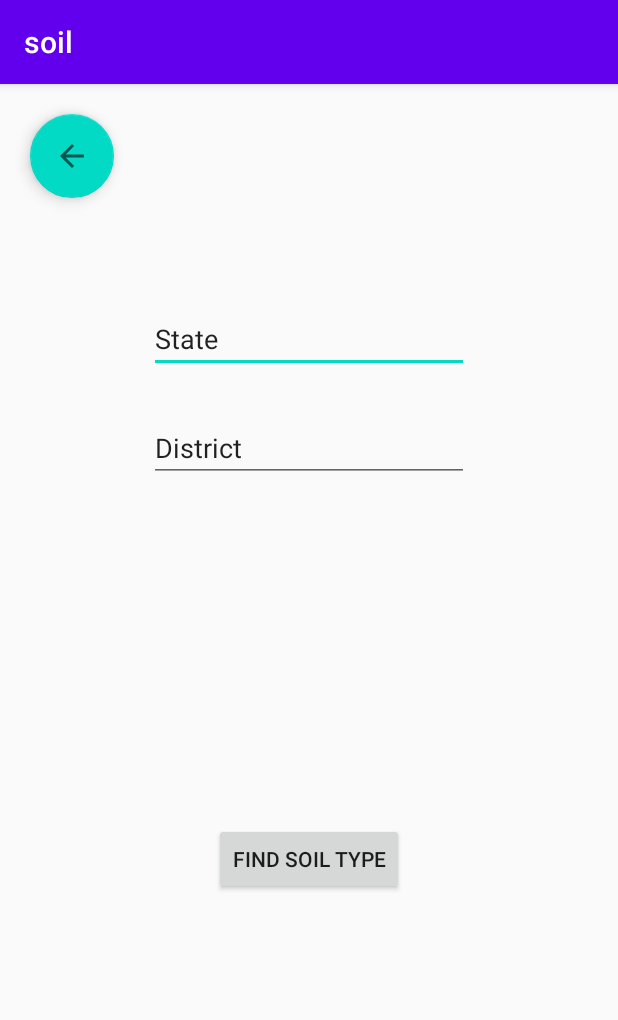
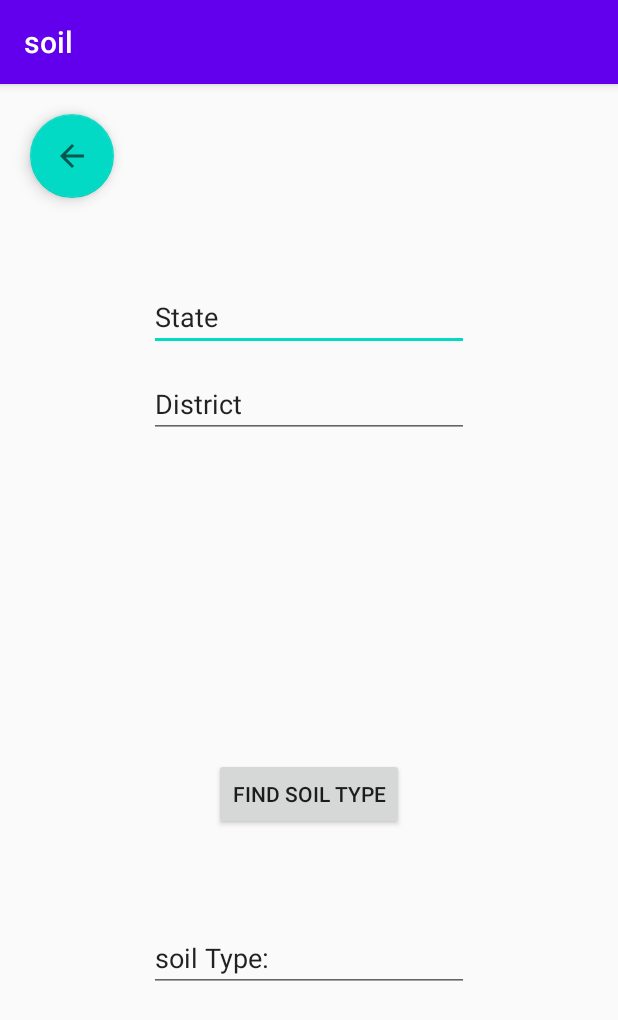
Before and after one commit to helloashishpal/soil, an Android app: the FetchData screen opened directly, with no data from a screen before it, on a phone screen of 412 x 824 dp. Shown: the top 1020 px of the screen. Run offline under Robolectric (Android 15) with nearby library versions, the phone set to English and light mode, and no system bars; our stand-ins replace Firebase (no records; nobody signed in at launch, a user with empty details on screens opened directly).

Commit message:
Fetch feature added

```diff
--- a/app/src/main/res/layout/activity_fetch_data.xml
+++ b/app/src/main/res/layout/activity_fetch_data.xml
@@ -41,11 +41,25 @@
         android:layout_height="wrap_content"
         android:text="Find SOil TYpe"
         app:layout_constraintTop_toBottomOf="@id/districtField"
-        app:layout_constraintBottom_toBottomOf="parent"
+        app:layout_constraintBottom_toTopOf="@id/soilTypeField"
         app:layout_constraintEnd_toEndOf="parent"
-        android:layout_marginBottom="200dp"
         app:layout_constraintStart_toStartOf="parent"
         tools:layout_editor_absoluteY="498dp" />
+    <EditText
+        android:id="@+id/soilTypeField"
+        android:layout_width="wrap_content"
+        android:layout_height="wrap_content"
+        android:ems="10"
+        android:inputType="text"
+        android:text="soil Type:"
+        app:layout_constraintEnd_toEndOf="parent"
+        app:layout_constraintStart_toStartOf="parent"
+        app:layout_constraintTop_toBottomOf="@id/findBtn"
+        app:layout_constraintBottom_toBottomOf="parent"
+        android:layout_marginTop="50dp"
+        android:layout_marginBottom="150dp"
+        tools:layout_editor_absoluteY="166dp" />
+
 
     <com.google.android.material.floatingactionbutton.FloatingActionButton
         android:id="@+id/backBtn"
```
Also changed, not shown: app/src/main/java/com/example/soil/FetchData.java (+47 -0 lines).
